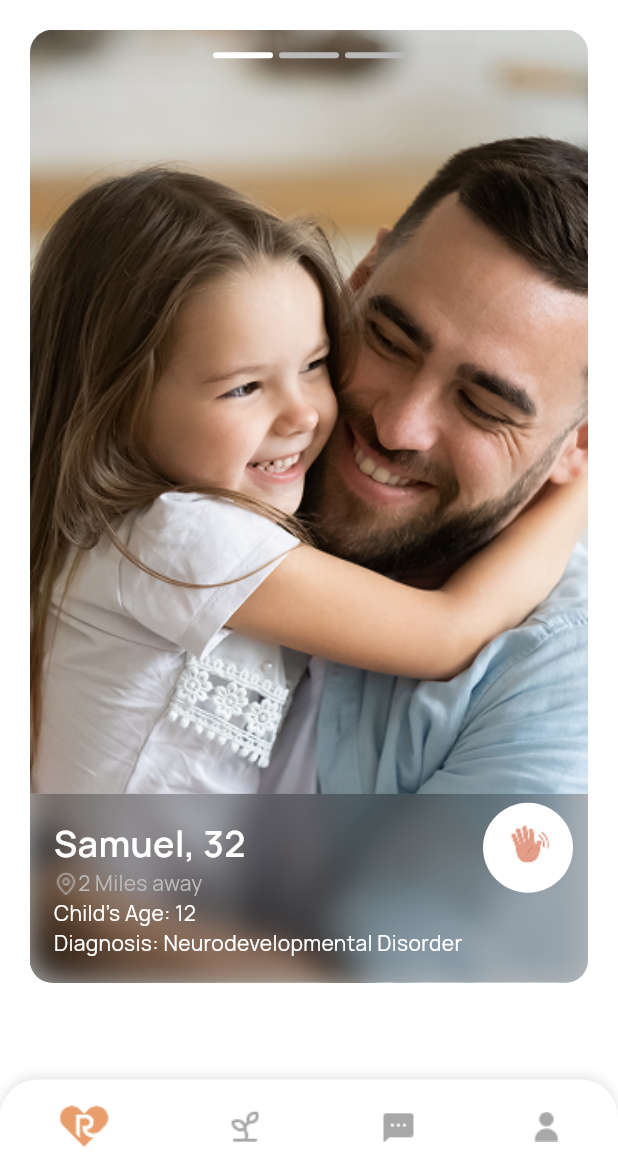
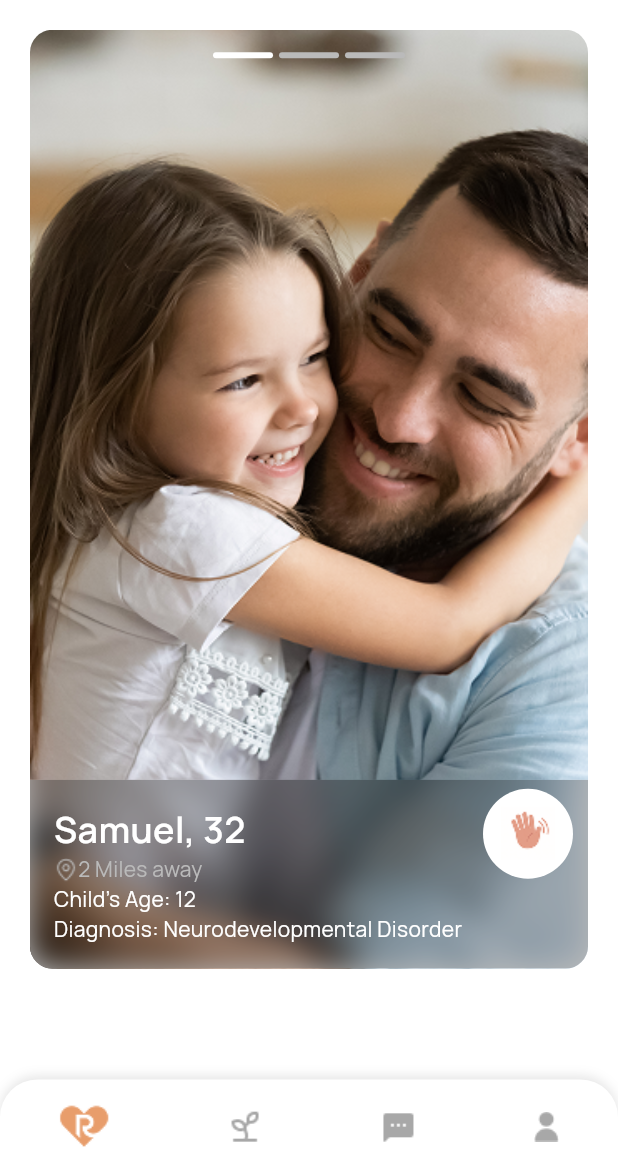
Before and after one commit to aurnabbarua409/red_tangerine, a Flutter app: the BottomNavbar screen opened by its route, on a phone screen of 412 x 824 dp, the part 62-1236 px from its top. Run offline on Flutter 3.47's test engine with Material 3 defaults, Android fonts, the phone set to English and light mode, and no system bars; drawn by our look-alikes of carousel_slider; our stand-ins replace circle_nav_bar, dotted_border, flutter_otp_text_field, get, image_picker, percent_indicator and 2 more; missing offline and left inert: multiselect.

Commit message:
Minor Layout changed

```diff
--- a/lib/main_app_entry.dart
+++ b/lib/main_app_entry.dart
@@ -3,6 +3,7 @@ import 'package:get/route_manager.dart';
 import 'package:red_tangerine/constant/app_colors.dart';
 import 'package:red_tangerine/constant/app_strings.dart';
 import 'package:red_tangerine/routes/route_manager.dart';
+import 'package:red_tangerine/utils/app_size.dart';
 import 'package:responsive_sizer/responsive_sizer.dart';
 
 class MainAppEntry extends StatelessWidget {
@@ -10,6 +11,7 @@ class MainAppEntry extends StatelessWidget {
 
   @override
   Widget build(BuildContext context) {
+    AppSize.size = MediaQuery.of(context).size;
     return ResponsiveSizer(
       builder: (context, orientation, screenType) {
         return GetMaterialApp(
--- a/lib/model/matches_model.dart
+++ b/lib/model/matches_model.dart
@@ -1,14 +1,12 @@
 class MatchesModel {
   String image;
   String name;
-  String distance;
   int childAge;
   String diagnosis;
   bool unseen;
   MatchesModel({
     required this.image,
     required this.name,
-    required this.distance,
     required this.childAge,
     required this.diagnosis,
     required this.unseen
--- a/lib/screen/main_layout_screens/home_screen/home_screen.dart
+++ b/lib/screen/main_layout_screens/home_screen/home_screen.dart
@@ -57,7 +57,7 @@ class _HomeScreenState extends State<HomeScreen> {
                               items: [FirstPage(), SecondPage(), ThirdPage()],
                               carouselController: _controller,
                               options: CarouselOptions(
-                                height: AppSize.height(value: 680),
+                                height: AppSize.height(value: 670),
                                 viewportFraction: 1,
                                 autoPlay: false,
                                 onPageChanged: (index, reason) {
@@ -124,93 +124,93 @@ class _HomeScreenState extends State<HomeScreen> {
                                 ),
                               ),
                             ),
-                            if (controller.showDemo1.value)
-                              Container(
-                                width: double.infinity,
-                                height: AppSize.height(value: 680),
-                                decoration: BoxDecoration(
-                                  color: AppColors.orangeLight,
-                                ),
-                                child: Column(
-                                  mainAxisAlignment: MainAxisAlignment.center,
-                                  // mainAxisSize: MainAxisSize.min,
-                                  children: [
-                                    TextWidget(
-                                      text: "Swipe Up",
-                                      fontSize: 16,
-                                      fontColor: AppColors.white_900,
-                                      fontWeight: FontWeight.w500,
-                                    ),
-                                    SizedBox(height: 20),
-                                    SwipeUpHint(
-                                      icon: IconWidget(
-                                        icon: AppIcons.swipUpImage,
-                                      ),
-                                    ),
-                                    SpaceWidget(height: 50),
-                                    // IconWidget(icon: AppIcons.swipUpImage),
-                                    SizedBox(height: 20),
-                                    TextWidget(
-                                      text: "Discover more parents",
-                                      fontSize: 24,
-                                      fontWeight: FontWeight.bold,
-                                    ),
-                                    SpaceWidget(height: 20),
-                                    ButtonWidget.normal(
-                                      text: "Next",
-                                      width: 30,
-                                      height: 40,
-                                      textColor: AppColors.white,
-                                      backgroundColor: AppColors.claySolid,
-                                      borderColor: AppColors.claySolid,
-                                      ontap: controller.onShowDemo2,
-                                    ),
-                                  ],
-                                ),
-                              ),
-                            if (controller.showDemo2.value)
-                              Container(
-                                width: double.infinity,
-                                height: AppSize.height(value: 680),
-                                decoration: BoxDecoration(
-                                  color: AppColors.orangeLight,
-                                ),
-                                child: Column(
-                                  mainAxisAlignment: MainAxisAlignment.center,
-                                  // mainAxisSize: MainAxisSize.min,
-                                  children: [
-                                    TextWidget(
-                                      text: "Swipe Left",
-                                      fontSize: 16,
-                                      fontColor: AppColors.white_900,
-                                      fontWeight: FontWeight.w500,
-                                    ),
-                                    SizedBox(height: 20),
-                                    SwipeLeftHint(
-                                      icon: IconWidget(
-                                        icon: AppIcons.swipeLeftImage,
-                                      ),
-                                    ),
-                                    // IconWidget(icon: AppIcons.swipeLeftImage),
-                                    SizedBox(height: 20),
-                                    TextWidget(
-                                      text: "Learn more about a parent",
-                                      fontSize: 24,
-                                      fontWeight: FontWeight.bold,
-                                    ),
-                                    SpaceWidget(height: 20),
-                                    ButtonWidget.normal(
-                                      text: "Okay",
-                                      height: 40,
-                                      width: 30,
-                                      textColor: AppColors.white,
-                                      backgroundColor: AppColors.claySolid,
-                                      borderColor: AppColors.claySolid,
-                                      ontap: controller.onOkayDemo2,
-                                    ),
-                                  ],
-                                ),
-                              ),
+                            // if (controller.showDemo1.value)
+                            //   Container(
+                            //     width: double.infinity,
+                            //     height: AppSize.height(value: 670),
+                            //     decoration: BoxDecoration(
+                            //       color: AppColors.orangeLight,
+                            //     ),
+                            //     child: Column(
+                            //       mainAxisAlignment: MainAxisAlignment.center,
+                            //       // mainAxisSize: MainAxisSize.min,
+                            //       children: [
+                            //         TextWidget(
+                            //           text: "Swipe Up",
+                            //           fontSize: 16,
+                            //           fontColor: AppColors.white_900,
+                            //           fontWeight: FontWeight.w500,
+                            //         ),
+                            //         SizedBox(height: 20),
+                            //         SwipeUpHint(
+                            //           icon: IconWidget(
+                            //             icon: AppIcons.swipUpImage,
+                            //           ),
+                            //         ),
+                            //         SpaceWidget(height: 50),
+                            //         // IconWidget(icon: AppIcons.swipUpImage),
+                            //         SizedBox(height: 20),
+                            //         TextWidget(
+                            //           text: "Discover more parents",
+                            //           fontSize: 24,
+                            //           fontWeight: FontWeight.bold,
+                            //         ),
+                            //         SpaceWidget(height: 20),
+                            //         ButtonWidget.normal(
+                            //           text: "Next",
+                            //           width: 30,
+                            //           height: 40,
+                            //           textColor: AppColors.white,
+                            //           backgroundColor: AppColors.claySolid,
+                            //           borderColor: AppColors.claySolid,
+                            //           ontap: controller.onShowDemo2,
+                            //         ),
+                            //       ],
+                            //     ),
+                            //   ),
+                            // if (controller.showDemo2.value)
+                            //   Container(
+                            //     width: double.infinity,
+                            //     height: AppSize.height(value: 670),
+                            //     decoration: BoxDecoration(
+                            //       color: AppColors.orangeLight,
+                            //     ),
+                            //     child: Column(
+                            //       mainAxisAlignment: MainAxisAlignment.center,
+                            //       // mainAxisSize: MainAxisSize.min,
+                            //       children: [
+                            //         TextWidget(
+                            //           text: "Swipe Left",
+                            //           fontSize: 16,
+                            //           fontColor: AppColors.white_900,
+                            //           fontWeight: FontWeight.w500,
+                            //         ),
+                            //         SizedBox(height: 20),
+                            //         SwipeLeftHint(
+                            //           icon: IconWidget(
+                            //             icon: AppIcons.swipeLeftImage,
+                            //           ),
+                            //         ),
+                            //         // IconWidget(icon: AppIcons.swipeLeftImage),
+                            //         SizedBox(height: 20),
+                            //         TextWidget(
+                            //           text: "Learn more about a parent",
+                            //           fontSize: 24,
+                            //           fontWeight: FontWeight.bold,
+                            //         ),
+                            //         SpaceWidget(height: 20),
+                            //         ButtonWidget.normal(
+                            //           text: "Okay",
+                            //           height: 40,
+                            //           width: 30,
+                            //           textColor: AppColors.white,
+                            //           backgroundColor: AppColors.claySolid,
+                            //           borderColor: AppColors.claySolid,
+                            //           ontap: controller.onOkayDemo2,
+                            //         ),
+                            //       ],
+                            //     ),
+                            //   ),
                           ],
                         ),
                       ),
--- a/lib/screen/main_layout_screens/matches_screen/matches_screen.dart
+++ b/lib/screen/main_layout_screens/matches_screen/matches_screen.dart
@@ -32,6 +32,7 @@ class _MatchesScreenState extends State<MatchesScreen> {
                     fontSize: 18,
                     fontWeight: FontWeight.w600,
                   ),
+                  SpaceWidget(height: 8),
                   SearchbarWidget(
                     controller: controller.searchController,
                     validator: (value) => null,
@@ -39,7 +40,7 @@ class _MatchesScreenState extends State<MatchesScreen> {
                     hintText: AppStrings.searchHere,
                     ontap: controller.onSearch,
                   ),
-                  SpaceWidget(height: 20),
+                  SpaceWidget(height: 10),
                   Expanded(
                     child: SingleChildScrollView(
                       child: Wrap(
@@ -62,7 +63,6 @@ class _MatchesScreenState extends State<MatchesScreen> {
                               name: controller.matches[index].name,
                               age: controller.matches[index].childAge
                                   .toString(),
-                              distance: controller.matches[index].distance,
                               diagnosis: controller.matches[index].diagnosis,
                               ontap: controller.onMessage,
                             ),
--- a/lib/screen/preference_screen/where_parenting_journey_screen/where_parenting_journey_screen.dart
+++ b/lib/screen/preference_screen/where_parenting_journey_screen/where_parenting_journey_screen.dart
@@ -48,6 +48,7 @@ class WhereParentingJourneyScreen extends StatelessWidget {
                       "Just starting out We're new to this and learning as we go.",
                   ontap: controller.mentorReady,
                 ),
+                SpaceWidget(height: 5),
                 // ParentingJourneyItem(index: 1, controller: controller),
                 // ParentingJourneyItem(index: 2, controller: controller),
               ],
```
Also changed, not shown: lib/screen/main_layout_screens/matches_screen/controller/matches_controller.dart (+20 -24 lines), lib/screen/main_layout_screens/matches_screen/widget/match_item.dart (+21 -15 lines), lib/screen/main_layout_screens/profile_screen/profile_screen/profile_screen.dart (+50 -3 lines), lib/screen/preference_screen/where_parenting_journey_screen/widget/parenting_journey_item.dart (+7 -4 lines).
